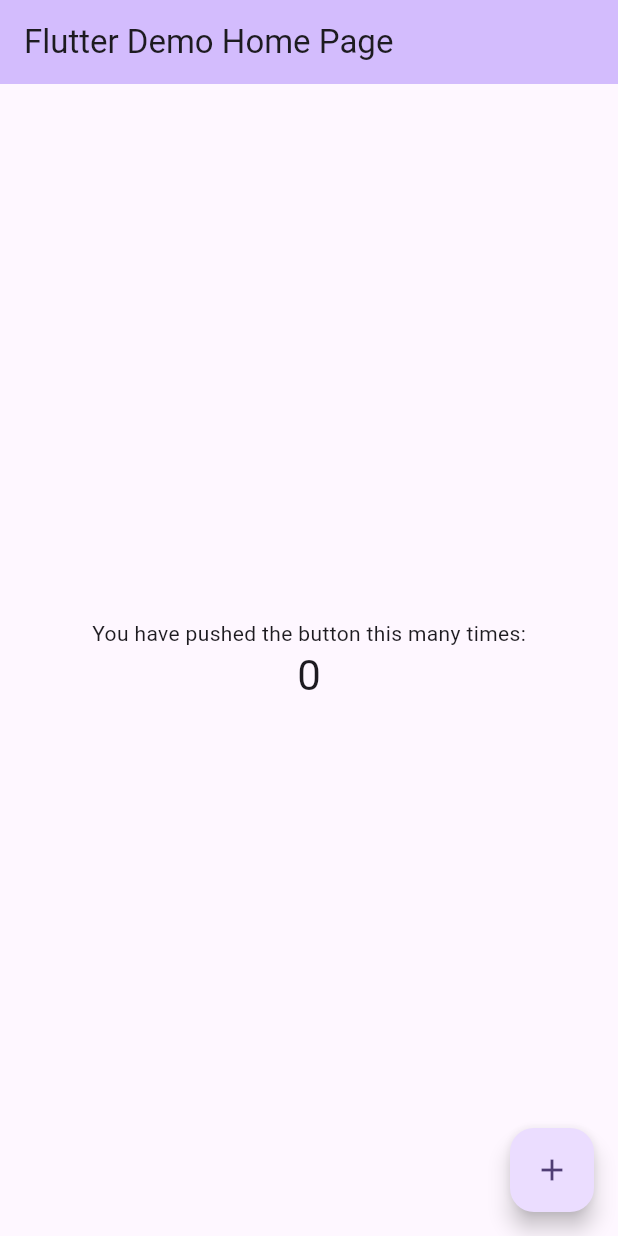
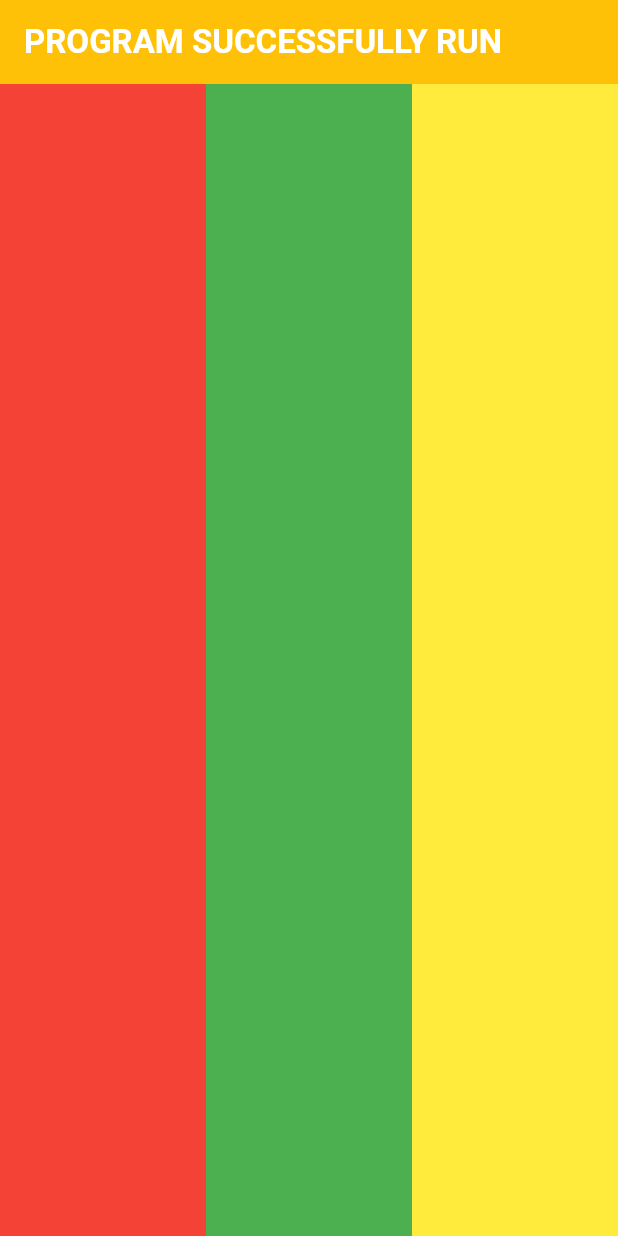
Before and after one commit to PaneraGhanshyam/B.Tech, a Flutter app: the screen it shows after launch, on a phone screen of 412 x 824 dp. Run offline on Flutter 3.47's test engine with Material 3 defaults, Android fonts, the phone set to English and light mode, and no system bars.

Commit message:
performed crud operation and designed a page

```diff
--- /dev/null
+++ b/Sem-4/Flutter/project_1/lib/LAB_6/launchPage.dart
@@ -0,0 +1,29 @@
+import 'package:flutter/cupertino.dart';
+import 'package:flutter/material.dart';
+
+class LaunchPage extends StatelessWidget {
+  const LaunchPage({super.key});
+
+  @override
+  Widget build(BuildContext context) {
+    return Scaffold(
+      appBar: AppBar(
+        title: Text(
+          'PROGRAM SUCCESSFULLY RUN',
+          style: TextStyle(
+            color: Colors.white,
+            fontWeight: FontWeight.bold,
+          ),
+        ),
+        backgroundColor: Colors.amber,
+      ),
+      body: Row(
+        children: [
+          Expanded(child: Container(color: Colors.red,)),
+          Expanded(child: Container(color: Colors.green,)),
+          Expanded(child: Container(color: Colors.yellow,)),
+        ],
+      ),
+    );
+  }
+}
--- a/Sem-4/Flutter/project_1/lib/main.dart
+++ b/Sem-4/Flutter/project_1/lib/main.dart
@@ -1,4 +1,5 @@
 import 'package:flutter/material.dart';
+import 'package:project_1/LAB_6/launchPage.dart';
 
 void main() {
   runApp(const MyApp());
@@ -31,95 +32,7 @@
         colorScheme: ColorScheme.fromSeed(seedColor: Colors.deepPurple),
         useMaterial3: true,
       ),
-      home: const MyHomePage(title: 'Flutter Demo Home Page'),
+      home: LaunchPage(),
     );
   }
 }
-
-class MyHomePage extends StatefulWidget {
-  const MyHomePage({super.key, required this.title});
-
-  // This widget is the home page of your application. It is stateful, meaning
-  // that it has a State object (defined below) that contains fields that affect
-  // how it looks.
-
-  // This class is the configuration for the state. It holds the values (in this
-  // case the title) provided by the parent (in this case the App widget) and
-  // used by the build method of the State. Fields in a Widget subclass are
-  // always marked "final".
-
-  final String title;
-
-  @override
-  State<MyHomePage> createState() => _MyHomePageState();
-}
-
-class _MyHomePageState extends State<MyHomePage> {
-  int _counter = 0;
-
-  void _incrementCounter() {
-    setState(() {
-      // This call to setState tells the Flutter framework that something has
-      // changed in this State, which causes it to rerun the build method below
-      // so that the display can reflect the updated values. If we changed
-      // _counter without calling setState(), then the build method would not be
-      // called again, and so nothing would appear to happen.
-      _counter++;
-    });
-  }
-
-  @override
-  Widget build(BuildContext context) {
-    // This method is rerun every time setState is called, for instance as done
-    // by the _incrementCounter method above.
-    //
-    // The Flutter framework has been optimized to make rerunning build methods
-    // fast, so that you can just rebuild anything that needs updating rather
-    // than having to individually change instances of widgets.
-    return Scaffold(
-      appBar: AppBar(
-        // TRY THIS: Try changing the color here to a specific color (to
-        // Colors.amber, perhaps?) and trigger a hot reload to see the AppBar
-        // change color while the other colors stay the same.
-        backgroundColor: Theme.of(context).colorScheme.inversePrimary,
-        // Here we take the value from the MyHomePage object that was created by
-        // the App.build method, and use it to set our appbar title.
-        title: Text(widget.title),
-      ),
-      body: Center(
-        // Center is a layout widget. It takes a single child and positions it
-        // in the middle of the parent.
-        child: Column(
-          // Column is also a layout widget. It takes a list of children and
-          // arranges them vertically. By default, it sizes itself to fit its
-          // children horizontally, and tries to be as tall as its parent.
-          //
-          // Column has various properties to control how it sizes itself and
-          // how it positions its children. Here we use mainAxisAlignment to
-          // center the children vertically; the main axis here is the vertical
-          // axis because Columns are vertical (the cross axis would be
-          // horizontal).
-          //
-          // TRY THIS: Invoke "debug painting" (choose the "Toggle Debug Paint"
-          // action in the IDE, or press "p" in the console), to see the
-          // wireframe for each widget.
-          mainAxisAlignment: MainAxisAlignment.center,
-          children: <Widget>[
-            const Text(
-              'You have pushed the button this many times:',
-            ),
-            Text(
-              '$_counter',
-              style: Theme.of(context).textTheme.headlineMedium,
-            ),
-          ],
-        ),
-      ),
-      floatingActionButton: FloatingActionButton(
-        onPressed: _incrementCounter,
-        tooltip: 'Increment',
-        child: const Icon(Icons.add),
-      ), // This trailing comma makes auto-formatting nicer for build methods.
-    );
-  }
-}
```
Also changed, not shown: Sem-4/Flutter/project_1/lib/LAB_6/crud.dart (added, +147 -0 lines), 1 other file.
